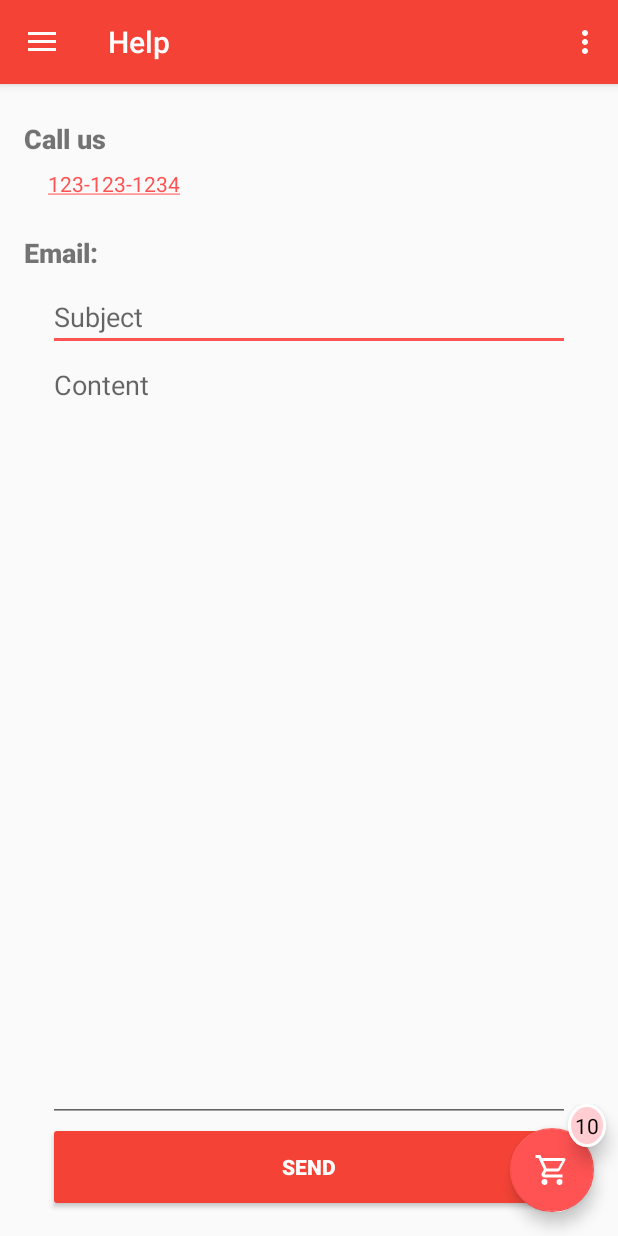
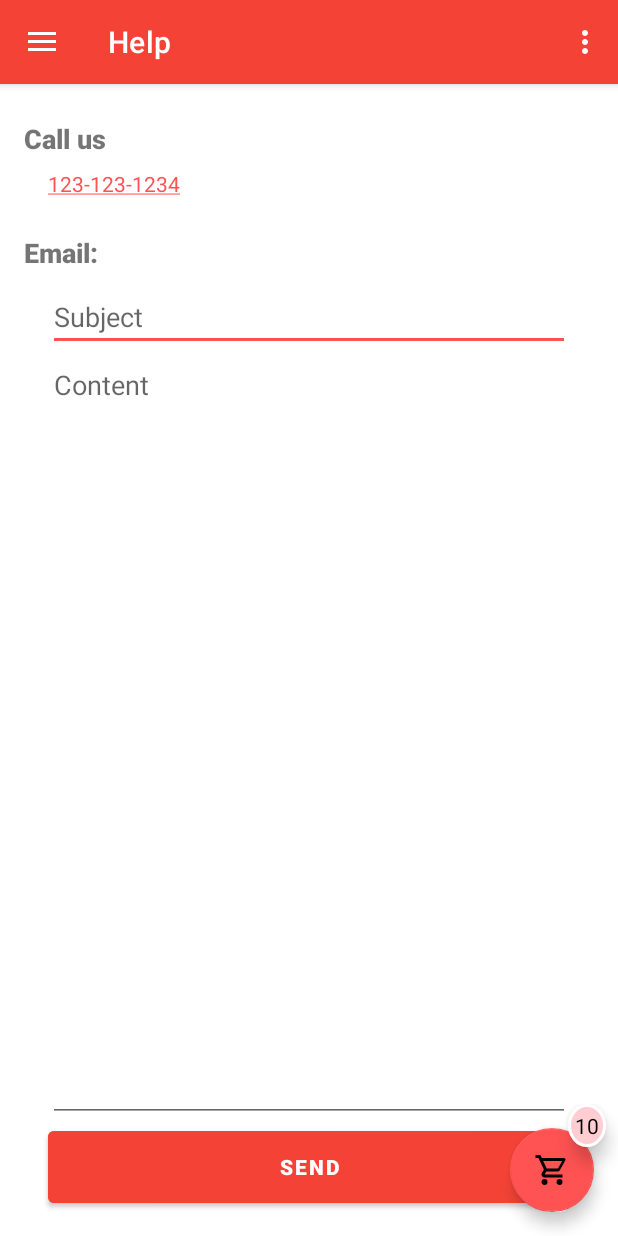
Before and after one commit to ayush4190/Neighbour-s-Chef, an Android app: the MainActivity screen opened directly, with no data from a screen before it, after a tap on "Help", on a phone screen of 412 x 824 dp. Run offline under Robolectric (Android 15) with nearby library versions, the phone set to English and light mode, and no system bars; our stand-ins replace Firebase (no records; nobody signed in at launch, a user with empty details on screens opened directly); 1 other tap on this screen came first.

Commit message:
refactor(app): Docs added and style updated to Material Theme

```diff
--- a/CustomerApp/app/build.gradle
+++ b/CustomerApp/app/build.gradle
@@ -49,8 +49,8 @@ dependencies {
 
     implementation "com.google.android.material:material:1.1.0"
 
+    implementation "com.google.firebase:firebase-analytics:17.4.0"
     implementation "com.google.firebase:firebase-core:17.4.0"
-    implementation "com.google.firebase:firebase-analytics:17.4.0"
     implementation "com.google.firebase:firebase-auth:19.3.1"
     implementation "com.google.firebase:firebase-storage:19.1.1"
     implementation "com.google.firebase:firebase-database:19.3.0"
--- a/CustomerApp/app/src/main/java/com/example/myapplication/ui/activity/login/SectionsPagerAdapter.java
+++ b/CustomerApp/app/src/main/java/com/example/myapplication/ui/activity/login/SectionsPagerAdapter.java
@@ -9,7 +9,6 @@ import com.example.myapplication.ui.fragment.login.SignInFragment;
 import com.example.myapplication.ui.fragment.register.SignUpFragment;
 
 public class SectionsPagerAdapter extends FragmentPagerAdapter {
-
     SectionsPagerAdapter(FragmentManager fm) {
         super(fm, BEHAVIOR_RESUME_ONLY_CURRENT_FRAGMENT);
     }
--- a/CustomerApp/app/src/main/java/com/example/myapplication/ui/fragment/help/HelpFragment.java
+++ b/CustomerApp/app/src/main/java/com/example/myapplication/ui/fragment/help/HelpFragment.java
@@ -11,7 +11,7 @@ import androidx.annotation.Nullable;
 import com.example.myapplication.databinding.FragmentHelpBinding;
 import com.example.myapplication.util.android.base.BaseFragment;
 
-import static com.example.myapplication.util.android.Extensions.sendEmail;
+import static com.example.myapplication.util.android.Utility.sendEmail;
 
 public class HelpFragment extends BaseFragment<FragmentHelpBinding> {
     private HelpFragment() {}
@@ -37,14 +37,9 @@ public class HelpFragment extends BaseFragment<FragmentHelpBinding> {
     public void onViewCreated(@NonNull View view, @Nullable Bundle savedInstanceState) {
         super.onViewCreated(view, savedInstanceState);
 
-        binding.helpEmailSend.setOnClickListener(new View.OnClickListener() {
-            @Override
-            public void onClick(View view) {
-                sendEmail(requireContext(),
-                        binding.helpEmailSubject.getText().toString(),
-                        binding.helpEmailContent.getText().toString()
-                );
-            }
-        });
+        binding.helpEmailSend.setOnClickListener(view1 -> sendEmail(requireContext(),
+                binding.helpEmailSubject.getText().toString(),
+                binding.helpEmailContent.getText().toString()
+        ));
     }
 }
--- a/CustomerApp/app/src/main/java/com/example/myapplication/util/android/base/BaseViewHolder.java
+++ b/CustomerApp/app/src/main/java/com/example/myapplication/util/android/base/BaseViewHolder.java
@@ -5,6 +5,11 @@ import androidx.annotation.Nullable;
 import androidx.recyclerview.widget.RecyclerView;
 import androidx.viewbinding.ViewBinding;
 
+/**
+ * Base class for RecyclerView ViewHolders
+ * @param <VB> ViewBinding class generated for the corresponding layout
+ * @param <T> type of item being held
+ */
 public abstract class BaseViewHolder<VB extends ViewBinding, T> extends RecyclerView.ViewHolder {
     protected VB binding;
 
--- a/CustomerApp/app/src/main/java/com/example/myapplication/util/common/Constants.kt
+++ b/CustomerApp/app/src/main/java/com/example/myapplication/util/common/Constants.kt
@@ -10,3 +10,6 @@ const val PATH_DEV = "Development"
 const val PATH_TODAY = "Today's menu"
 const val PATH_TOMORROW = "Tomorrows menu"
 const val PATH_REST_OF_THE_WEEK = "Rest of the week"
+
+// Misc
+const val DEV_EMAIL = "a.ayushkumar1997@gmail.com"
--- a/CustomerApp/app/src/main/res/values/styles.xml
+++ b/CustomerApp/app/src/main/res/values/styles.xml
@@ -1,7 +1,7 @@
 <resources>
 
     <!-- Base application theme. -->
-    <style name="AppTheme" parent="Theme.AppCompat.Light.DarkActionBar">
+    <style name="AppTheme" parent="Theme.MaterialComponents.Light.DarkActionBar">
         <!-- Customize your theme here. -->
         <item name="colorPrimary">@color/colorPrimary</item>
         <item name="colorPrimaryDark">@color/colorPrimaryDark</item>
@@ -12,8 +12,8 @@
     <style name="AppTheme.NoActionBar">
 
     </style>
-    <style name="AppTheme.AppBarOverlay" parent="ThemeOverlay.AppCompat.Dark.ActionBar"/>
-    <style name="AppTheme.PopupOverlay" parent="ThemeOverlay.AppCompat.Light"/>
+    <style name="AppTheme.AppBarOverlay" parent="ThemeOverlay.MaterialComponents.Dark.ActionBar"/>
+    <style name="AppTheme.PopupOverlay" parent="ThemeOverlay.MaterialComponents.Light"/>
 
     <style name="FullscreenTheme" parent="AppTheme">
         <item name="android:actionBarStyle">@style/FullscreenActionBarStyle</item>
```
Also changed, not shown: CustomerApp/app/src/main/java/com/example/myapplication/util/android/Extensions.kt (deleted, +0 -28 lines), CustomerApp/app/src/main/java/com/example/myapplication/util/android/Utility.kt (added, +19 -0 lines), CustomerApp/app/src/main/java/com/example/myapplication/util/android/base/BaseFragment.java (+10 -0 lines).
